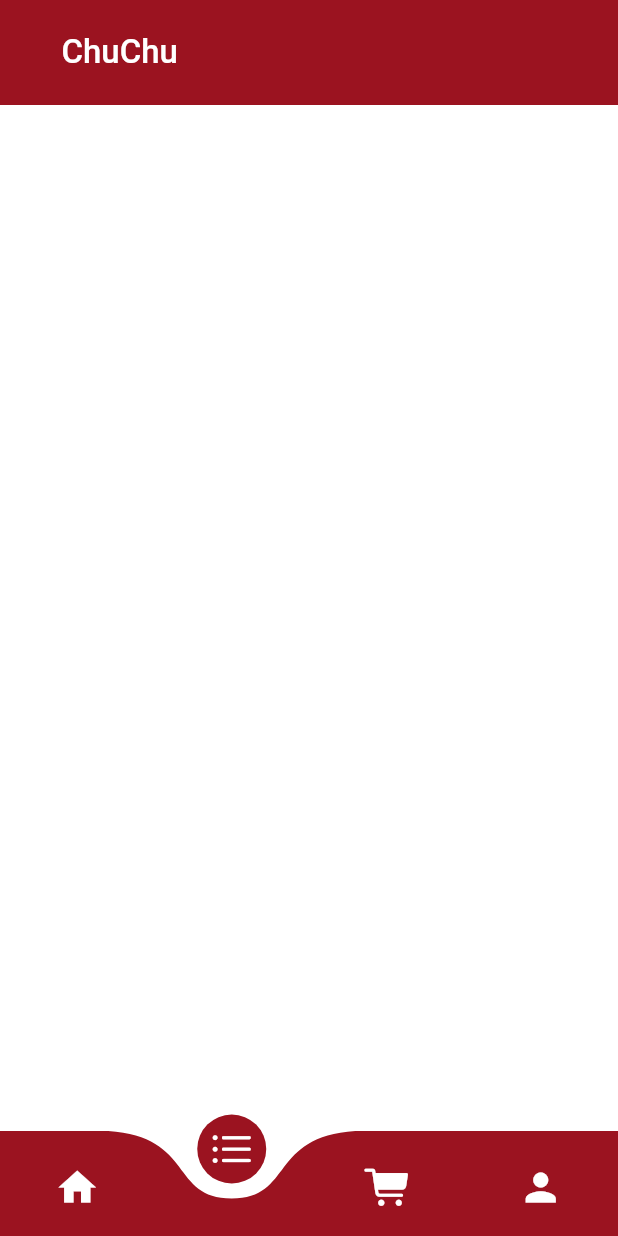
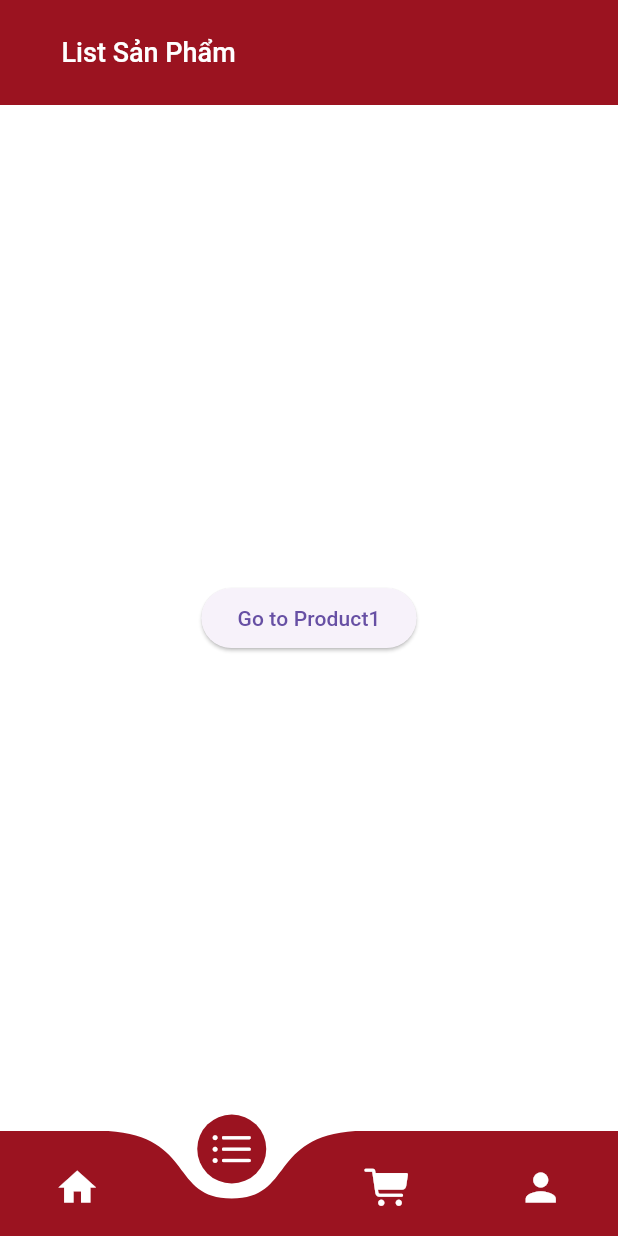
Before and after one commit to uynnhi13/fastfoodapp, a Flutter app: the screen it shows after launch, item 2 of the bottom bar chosen, on a phone screen of 412 x 824 dp. Run offline on Flutter 3.47's test engine with Material 3 defaults, Android fonts, the phone set to English and light mode, and no system bars; drawn by our look-alikes of curved_navigation_bar; our stand-ins replace flutter_rating_bar; missing offline and left inert: clippy_flutter, dart:ffi.

Commit message:
updateAppBarlan3_DetailsSP

```diff
--- a/lib/pagescustom/CartPage.dart
+++ b/lib/pagescustom/CartPage.dart
@@ -5,6 +5,8 @@ class CartPage extends StatelessWidget {
 
   @override
   Widget build(BuildContext context) {
-    return const Placeholder();
+    return Scaffold(
+      backgroundColor: Colors.green,
+    );
   }
 }
--- a/lib/pagescustom/HomePage.dart
+++ b/lib/pagescustom/HomePage.dart
@@ -1,5 +1,7 @@
 import 'package:curved_navigation_bar/curved_navigation_bar.dart';
 import 'package:fastfoodapp/const.dart';
+import 'package:fastfoodapp/pagescustom/CartPage.dart';
+import 'package:fastfoodapp/pagescustom/Menu.dart';
 import 'package:fastfoodapp/pagescustom/Profile.dart';
 import 'package:fastfoodapp/widgetscustom/HomeAppBar.dart';
 import 'package:flutter/cupertino.dart';
@@ -12,11 +14,15 @@ class HomePage extends StatefulWidget {
   State<HomePage> createState() => _HomePageState();
 }
 
+String _appBarTitle = 'Xin Chào, Uyển Nhi Lê!';
+
 class _HomePageState extends State<HomePage> {
   int _selectedIndex=0;
+  String _appBarTitle = 'Xin Chào, Uyển Nhi Lê!';
   void _onItemTapped(int index){
     setState(() {
       _selectedIndex=index;
+      _updateTitle(index);
     });
   }
 
@@ -24,20 +30,38 @@ class _HomePageState extends State<HomePage> {
     var nameWidgets="Home";
     switch(index){
       case 0:
-        nameWidgets="Home";
         break;
       case 1:
-        nameWidgets="Menu";
+        return const Menu();
       case 2:
-        nameWidgets="Cart";
+        return const CartPage();
+      case 3:
+        return const Profile();
+      default:
+        nameWidgets="None";
+    }
+  }
+   _updateTitle(int index){
+    var nameWidgets="Home";
+    switch(index){
+      case 0:
+        _appBarTitle="Xin chào, Uyển Nhi Lê!";
+        break;
+      case 1:
+      _appBarTitle="List Sản Phẩm";
+        return const Menu();
+      case 2:
+      _appBarTitle="Giỏ Hàng";
+        return const CartPage();
       case 3:{
+        _appBarTitle="Tài Khoản";
         return const Profile();
       }
       default:
         nameWidgets="None";
         break;
     }
-  }
+   }
   @override
   Widget build(BuildContext context) {
     return Scaffold(
@@ -47,10 +71,11 @@ class _HomePageState extends State<HomePage> {
         title: Padding(
           padding: const EdgeInsets.all(25.0),
           child: Text(
-            'ChuChu',
+            _appBarTitle,
             style: TextStyle(
               color: Colors.white,
               fontWeight: FontWeight.w500,
+              fontSize: 18,
             ),
           ),
           ),
--- /dev/null
+++ b/lib/pagescustom/Menu.dart
@@ -0,0 +1,20 @@
+import 'package:fastfoodapp/pagescustom/Product1.dart';
+import 'package:flutter/material.dart';
+
+class Menu extends StatelessWidget {
+  const Menu({super.key});
+
+  @override
+  Widget build(BuildContext context) {
+    return Scaffold(
+      body: Center(
+        child: ElevatedButton(
+          onPressed: (){
+            Navigator.push(context, MaterialPageRoute(builder: (context)=>Product1()));
+          },
+          child: Text('Go to Product1')
+          ),
+      ),
+    );
+  }
+}
--- a/pubspec.yaml
+++ b/pubspec.yaml
@@ -12,6 +12,10 @@ dependencies:
   path_provider: ^2.1.2
   curved_navigation_bar: ^1.0.3
   cupertino_icons: ^1.0.2
+  # thư viện cho phần ở details product
+  clippy_flutter: ^2.0.0-nullsafety.1
+  # Thư viện icon đánh giá
+  flutter_rating_bar: ^4.0.1
 
 dev_dependencies:
   flutter_test:
```
Also changed, not shown: lib/const.dart (+7 -0 lines), lib/pagescustom/Product1.dart (added, +200 -0 lines), lib/widgetscustom/ItemAppBar.dart (added, +36 -0 lines), lib/widgetscustom/NavBarProduct.dart (added, +15 -0 lines), images/garan.jpg (added), images/garan1.jpg (added), pubspec.lock.
